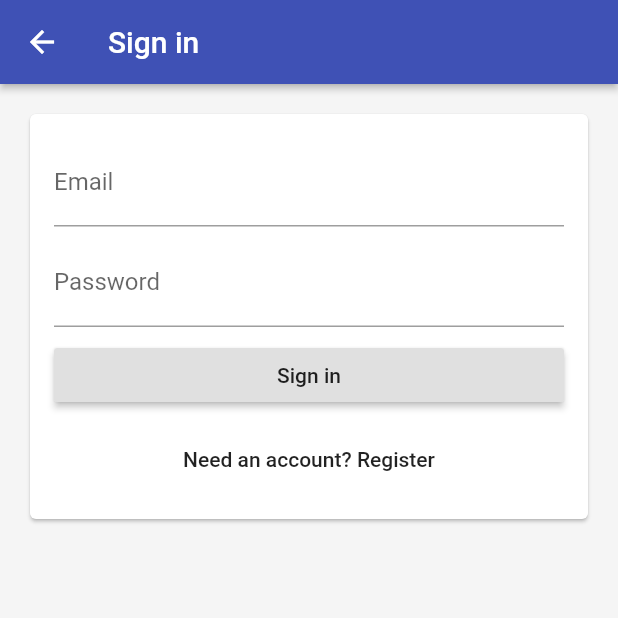
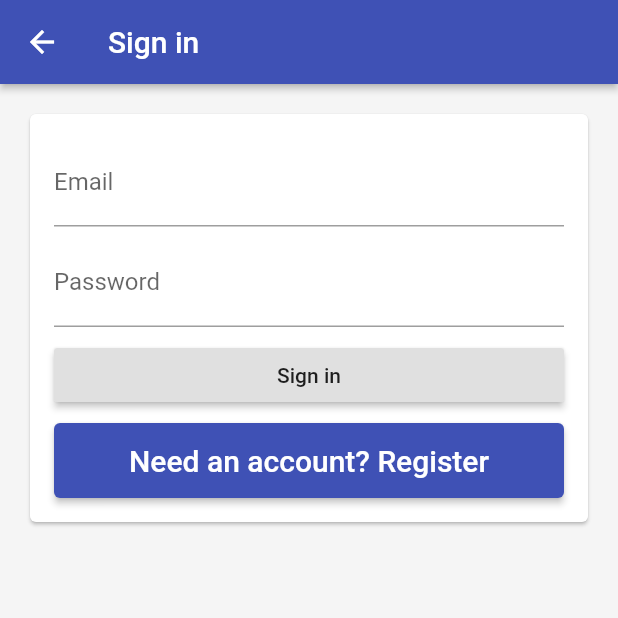
Before and after one commit to nvrr/F-Firebase-time_tracker, a Flutter app: the EmailSignInPage screen opened directly, on a phone screen of 412 x 824 dp, the top half of it. Run offline on Flutter 3.47's test engine with Material 2 defaults, Android fonts, the phone set to English and light mode, and no system bars; our stand-ins replace firebase_auth, firebase_core, google_sign_in; missing offline and left inert: flutter_login_facebook; accounts and stored records are empty.

Commit message:
Creating a Form SubmitButton Widget

```diff
--- a/lib/app/sign_in/email_sign_in_form.dart
+++ b/lib/app/sign_in/email_sign_in_form.dart
@@ -1,4 +1,5 @@
 import 'package:flutter/material.dart';
+import 'package:time_tracker/common_widgets/form_submit_button.dart';
 
 class EmailSignInForm extends StatelessWidget {
 
@@ -23,8 +24,8 @@ class EmailSignInForm extends StatelessWidget {
         onPressed: () {},
       ),
       SizedBox(height: 8.0),
-      FlatButton(
-        child: Text('Need an account? Register'),
+      FormSubmitButton(
+        text: 'Need an account? Register',
         onPressed: () {},
       ),
     ];
--- /dev/null
+++ b/lib/common_widgets/form_submit_button.dart
@@ -0,0 +1,18 @@
+import 'package:flutter/material.dart';
+import 'package:time_tracker/common_widgets/custom_raised_button.dart';
+
+class FormSubmitButton extends CustomRaisedButton {
+  FormSubmitButton({
+    @required String text,
+    VoidCallback onPressed,
+  }): super(
+    child: Text(
+      text,
+      style: TextStyle(color: Colors.white, fontSize: 20.0),
+    ),
+    height: 44.0,
+    color: Colors.indigo,
+    borderRadius: 4.0,
+    onPressed: onPressed,
+  );
+}
```
